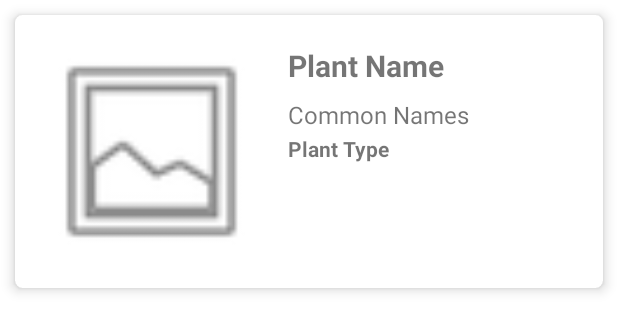
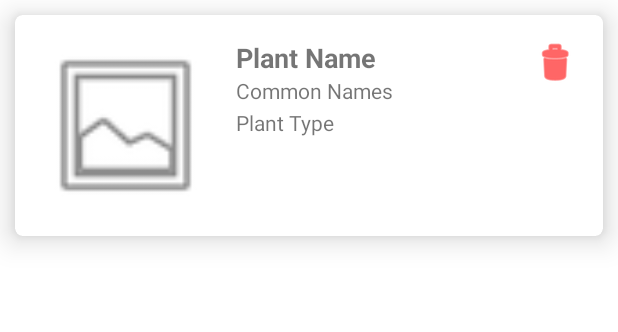
Before and after one commit to liucijaad/plantApp, an Android app: the layout item_plant.xml on its own in the app's theme, with its tools: preview values and no code run, on a phone screen of 412 x 824 dp. Shown: the top 332 px of the screen. Run offline under Robolectric (Android 15) with nearby library versions, the phone set to English and light mode, and no system bars.

Commit message:
Add plant remove button. Minor visual changes.

```diff
--- a/code/PotPal/app/src/main/res/layout/item_plant.xml
+++ b/code/PotPal/app/src/main/res/layout/item_plant.xml
@@ -4,7 +4,7 @@
     xmlns:app="http://schemas.android.com/apk/res-auto"
     android:orientation="horizontal"
     android:id="@+id/parent"
-    app:cardElevation="5dp"
+    app:cardElevation="12dp"
     app:cardCornerRadius="5dp"
     android:layout_margin="10dp">
 
@@ -15,8 +15,8 @@
 
         <ImageView
             android:id="@+id/plantImageView"
-            android:layout_width="150dp"
-            android:layout_height="150dp"
+            android:layout_width="115dp"
+            android:layout_height="115dp"
             android:layout_alignParentStart="true"
             android:scaleType="centerCrop"
             android:src="@android:drawable/ic_menu_gallery" />
@@ -26,34 +26,43 @@
             android:layout_width="wrap_content"
             android:layout_height="wrap_content"
             android:text="Plant Name"
-            android:textSize="20sp"
+            android:textSize="18sp"
             android:textStyle="bold"
             android:layout_toEndOf="@id/plantImageView"
             android:layout_marginStart="16dp"
-            android:layout_marginTop="4dp"
-            android:layout_alignTop="@id/plantImageView"/>
+            android:layout_alignTop="@id/plantImageView" />
 
         <TextView
             android:id="@+id/commonNamesTextView"
             android:layout_width="wrap_content"
             android:layout_height="wrap_content"
             android:text="Common Names"
-            android:textSize="16sp"
+            android:textSize="14sp"
             android:layout_toEndOf="@id/plantImageView"
             android:layout_below="@id/plantNameTextView"
             android:layout_marginStart="16dp"
-            android:layout_marginTop="8dp"/>
+            android:layout_marginEnd="36dp"/>
 
         <TextView
             android:id="@+id/plantTypeTextView"
             android:layout_width="wrap_content"
             android:layout_height="wrap_content"
             android:text="Plant Type"
-            android:textStyle="bold"
+            android:textSize="14sp"
             android:layout_toEndOf="@id/plantImageView"
             android:layout_below="@id/commonNamesTextView"
             android:layout_marginStart="16dp"
-            android:layout_marginTop="2dp"/>
+            android:layout_marginTop="2dp" />
+
+        <ImageButton
+            android:id="@+id/removeButton"
+            android:layout_width="wrap_content"
+            android:layout_height="wrap_content"
+            android:layout_alignParentEnd="true"
+            android:layout_alignParentTop="true"
+            android:background="@android:color/transparent"
+            app:tint="@color/red"
+            android:src="@android:drawable/ic_menu_delete" />
 
     </RelativeLayout>
 </androidx.cardview.widget.CardView>
--- a/code/PotPal/app/src/main/res/layout/item_plant_pager.xml
+++ b/code/PotPal/app/src/main/res/layout/item_plant_pager.xml
@@ -9,7 +9,8 @@
         android:layout_width="350dp"
         android:layout_height="350dp"
         android:layout_centerHorizontal="true"
-        android:scaleType="centerCrop" />
+        android:scaleType="centerCrop"
+        android:src="@android:drawable/ic_menu_gallery" />
 
     <TextView
         android:id="@+id/plantNameTextView"
--- a/code/PotPal/app/src/main/res/values/colors.xml
+++ b/code/PotPal/app/src/main/res/values/colors.xml
@@ -5,6 +5,7 @@
     <color name="green_700">#00710F</color>
     <color name="teal_200">#FF03DAC5</color>
     <color name="teal_700">#FF018786</color>
+    <color name="red">#FF0000</color>
     <color name="black">#FF000000</color>
     <color name="white">#FFFFFFFF</color>
 </resources>
```
Also changed, not shown: code/PotPal/app/src/main/java/ie/dcu/potpal/PlantAdapter.java (+43 -1 lines).
